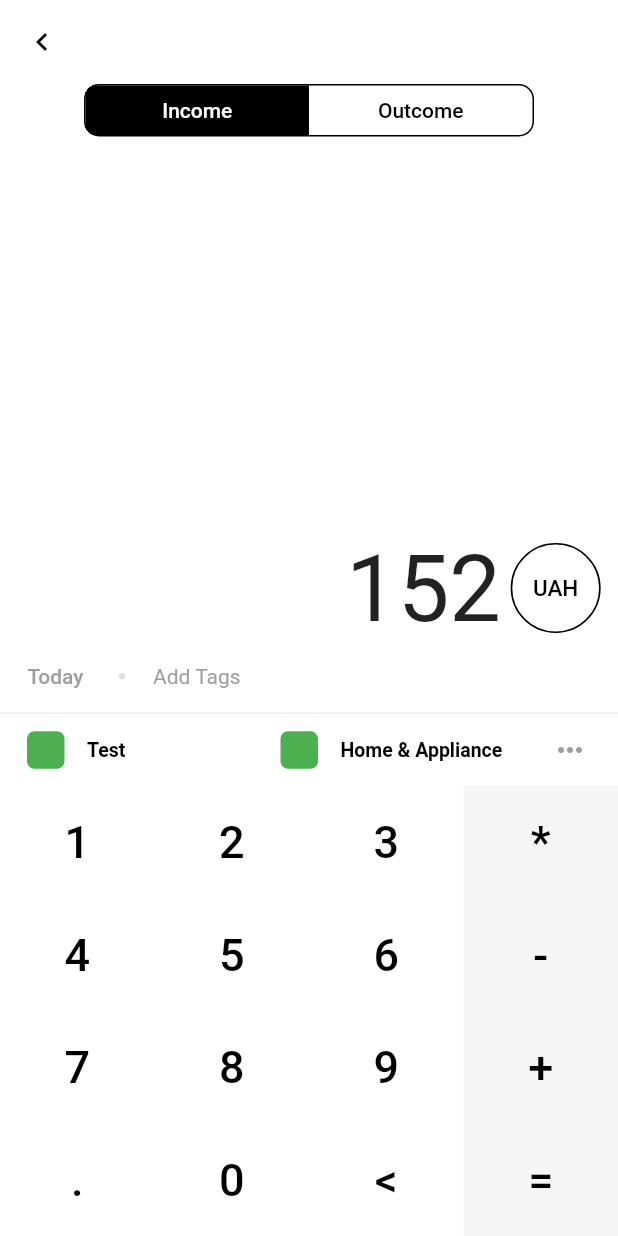
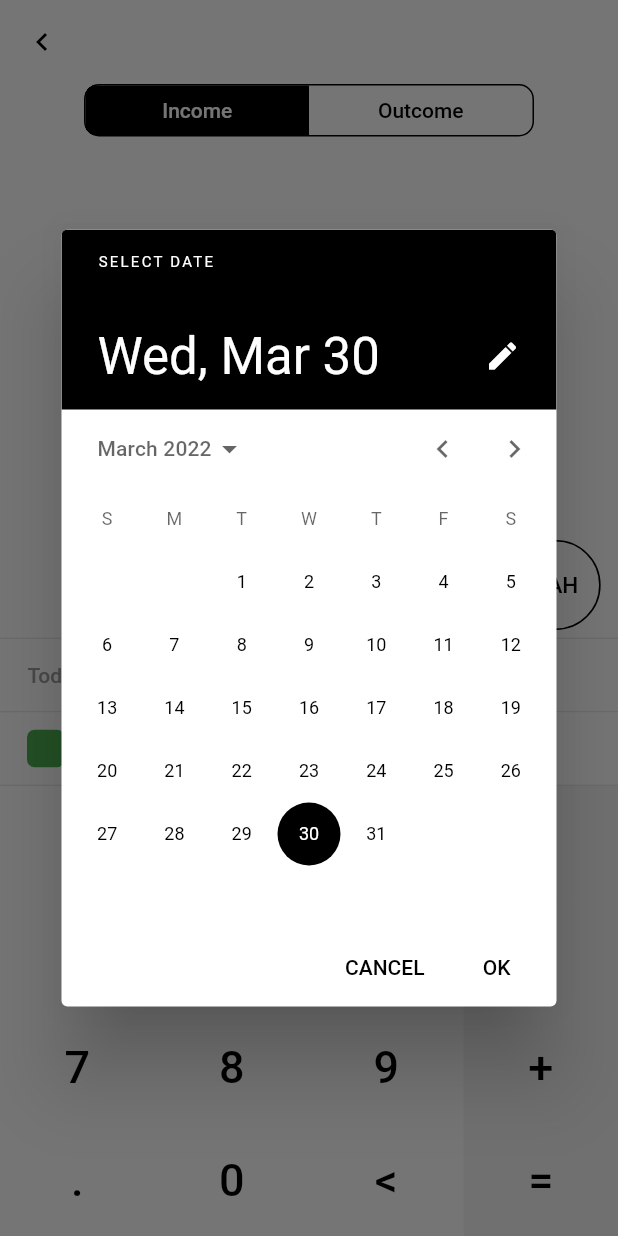
Before and after one commit to VitaliiHrinchuk/finwallet-app, a Flutter app: the AddTransaction screen opened by its route, after a tap on "Today", on a phone screen of 412 x 824 dp. Run offline on Flutter 3.47's test engine with Material 2 defaults, Android fonts, the light colour scheme and no system bars; our stand-ins replace bloc, equatable, flutter_bloc, flutter_colorpicker, flutter_typeahead, get_it and 3 more; missing offline and left inert: rules; accounts and stored records are empty; network calls fail.

Commit message:
feat: math pad

```diff
--- a/lib/app/account/pages/accounts_home.dart
+++ b/lib/app/account/pages/accounts_home.dart
@@ -24,12 +24,12 @@ class AccountsHome extends StatelessWidget {
         child: BlocProvider(
           create: (context) => di<AccountBloc>()..add(AccountFetch()),
           child: SingleChildScrollView(
-            padding: EdgeInsets.only(left: 20, right: 20),
+            padding: EdgeInsets.only(left: 10, right: 10),
             child: Column(
               mainAxisAlignment: MainAxisAlignment.start,
               crossAxisAlignment: CrossAxisAlignment.start,
               children: [
-                SizedBox(height: 15,),
+                SizedBox(height: 10,),
                 SectionContainer(
                   title: "List of Accounts",
                   leading: IconButton(
--- a/lib/app/account/pages/widgets/section_container.dart
+++ b/lib/app/account/pages/widgets/section_container.dart
@@ -15,11 +15,12 @@ class SectionContainer extends StatelessWidget {
   @override
   Widget build(BuildContext context) {
     return Container(
-      margin: EdgeInsets.only(bottom: 15),
+      margin: EdgeInsets.only(bottom: 10),
       padding: EdgeInsets.only(left: 15, right: 15, top: this.leading == null ? 20 : 0 ),
       decoration: BoxDecoration(
           color: Colors.white,
-          borderRadius: BorderRadius.circular(10)
+          borderRadius: BorderRadius.circular(10),
+        border: Border.all(color: Colors.grey.shade200)
       ),
       child: Column(
         mainAxisAlignment: MainAxisAlignment.start,
--- /dev/null
+++ b/lib/app/transaction/cubit/math_pad/math_pad_state.dart
@@ -0,0 +1,25 @@
+part of 'math_pad_cubit.dart';
+
+RegExp operatorSigns = RegExp(r'[*,\-,+,=,\.]');
+RegExp endWithOperatorRegExp = RegExp(r'[*,\-,+,=,\.]$');
+
+class MathPadState {
+  final String result;
+
+  bool get isExpression => operatorSigns.hasMatch(this.result);
+  bool get lastIsOperator => endWithOperatorRegExp.hasMatch(this.result);
+  bool get containsDotSeparator => RegExp(r'\.').hasMatch(this.result);
+  bool get onlyTwoCharsAfterDot => RegExp(r'.*\.[0-9]{2}$').hasMatch(this.result);
+
+  MathPadState({
+    this.result = '',
+  });
+
+  MathPadState copyWith({result}) =>
+      MathPadState(
+          result: result ?? this.result
+      );
+
+}
+
+class MathPadInitial extends MathPadState {}
--- a/lib/app/transaction/pages/add_transaction.dart
+++ b/lib/app/transaction/pages/add_transaction.dart
@@ -1,3 +1,4 @@
+import 'package:finwallet_app/app/transaction/cubit/math_pad/math_pad_cubit.dart';
 import 'package:finwallet_app/app/transaction/pages/widgets/currency_button.dart';
 import 'package:finwallet_app/app/transaction/pages/widgets/num_pad.dart';
 import 'package:finwallet_app/app/transaction/pages/widgets/num_pad_value.dart';
@@ -5,11 +6,20 @@ import 'package:finwallet_app/app/transaction/pages/widgets/secondary_toolbar.da
 import 'package:finwallet_app/app/transaction/pages/widgets/setting_section.dart';
 import 'package:finwallet_app/app/transaction/pages/widgets/toolbar.dart';
 import 'package:finwallet_app/app/transaction/pages/widgets/transaction_type_toggler.dart';
+import 'package:finwallet_app/common/dependencies.dart';
 import 'package:finwallet_app/common/widgets/app_bar/main_app_bar.dart';
 import 'package:finwallet_app/common/widgets/drawer/drawer_nav.dart';
 import 'package:flutter/material.dart';
+import 'package:flutter_bloc/flutter_bloc.dart';
 
-class AddTransaction extends StatelessWidget {
+class AddTransaction extends StatefulWidget {
+  @override
+  State<AddTransaction> createState() => _AddTransactionState();
+}
+
+class _AddTransactionState extends State<AddTransaction> {
+  final MathPadCubit _mathPad = di<MathPadCubit>();
+
   @override
   Widget build(BuildContext context) {
     return Scaffold(
@@ -18,6 +28,11 @@ class AddTransaction extends StatelessWidget {
       appBar: MainAppBar(title: '', canGoBack: true),
       extendBodyBehindAppBar: true,
       body: SafeArea(
+
+        child: MultiBlocProvider(
+          providers: [
+            BlocProvider.value(value: _mathPad)
+          ],
           child: Column(
             children: [
               TransactionTypeToggler(),
@@ -27,17 +42,35 @@ class AddTransaction extends StatelessWidget {
                 child: Row(
                   // mainAxisAlignment: MainAxisAlignment.end,
                   children: [
-                  Expanded(child: NumPadValue('152')),
+                    Expanded(
+                        child: BlocBuilder<MathPadCubit, MathPadState>(
+                          builder: (context, state) {
+                            return NumPadValue(state.result);
+                          },
+                        )
+                    ),
                     CurrencyButton()
                   ],
                 ),
               ),
+              Divider(color: Colors.grey.shade300, height: 1,),
               SecondaryToolbar(),
+              Divider(color: Colors.grey.shade300, height: 1,),
               ToolBar(),
-            NumPad()
+              Divider(color: Colors.grey.shade300, height: 1,),
+              NumPad(onButtonTap: (String value) {
+                _mathPad.addValue(value);
+              },)
             ],
+          ),
         ),
       ),
     );
   }
+
+  @override
+  void dispose() {
+    _mathPad.close();
+    super.dispose();
   }
+}
--- a/lib/app/transaction/pages/widgets/num_pad.dart
+++ b/lib/app/transaction/pages/widgets/num_pad.dart
@@ -1,6 +1,13 @@
 import 'package:flutter/material.dart';
 
 class NumPad extends StatelessWidget {
+
+  final Function(String value) onButtonTap;
+
+  NumPad({
+    required this.onButtonTap
+  });
+
   @override
   Widget build(BuildContext context) {
     return Container(
@@ -12,40 +19,40 @@ class NumPad extends StatelessWidget {
           Expanded(
             child: Row(
               children: [
-                NumButton('1'),
-                NumButton('2'),
-                NumButton('3'),
-                NumButton('*', secondary: true),
+                NumButton('1', onTap: () => this.onButtonTap('1')),
+                NumButton('2', onTap: () => this.onButtonTap('2')),
+                NumButton('3', onTap: () => this.onButtonTap('3')),
+                NumButton('*', secondary: true, onTap: () => this.onButtonTap('*')),
               ],
             ),
           ),
           Expanded(
             child: Row(
               children: [
-                NumButton('4'),
-                NumButton('5'),
-                NumButton('6'),
-                NumButton('-', secondary: true),
+                NumButton('4', onTap: () =>this.onButtonTap('4')),
+                NumButton('5', onTap: () =>this.onButtonTap('5')),
+                NumButton('6', onTap: () =>this.onButtonTap('6')),
+                NumButton('-', secondary: true, onTap: () => this.onButtonTap('-')),
               ],
             ),
           ),
           Expanded(
             child: Row(
               children: [
-                NumButton('7'),
-                NumButton('8'),
-                NumButton('9'),
-                NumButton('+', secondary: true),
+                NumButton('7', onTap: () =>this.onButtonTap('7')),
+                NumButton('8', onTap: () =>this.onButtonTap('8')),
+                NumButton('9', onTap: () =>this.onButtonTap('9')),
+                NumButton('+', secondary: true, onTap: () =>this.onButtonTap('+')),
               ],
             ),
           ),
           Expanded(
             child: Row(
               children: [
-                NumButton('.'),
-                NumButton('0'),
-                NumButton('<'),
-                NumButton('=', secondary: true),
+                NumButton('.', onTap: () =>this.onButtonTap('.')),
+                NumButton('0', onTap: () =>this.onButtonTap('0')),
+                NumButton('<', onTap: () =>this.onButtonTap('<')),
+                NumButton('=', secondary: true, onTap: () =>this.onButtonTap('=')),
               ],
             ),
           )
@@ -58,8 +65,9 @@ class NumPad extends StatelessWidget {
 class NumButton extends StatelessWidget {
   final String title;
   final bool secondary;
+  final Function onTap;
 
-  NumButton(this.title, {this.secondary = false});
+  NumButton(this.title, {this.secondary = false, required this.onTap});
 
   @override
   Widget build(BuildContext context) {
@@ -73,7 +81,7 @@ class NumButton extends StatelessWidget {
         // ),
         child: SizedBox.expand(
           child: TextButton(
-            onPressed: () {},
+            onPressed: () => this.onTap(),
             child: Container(
                 child: Text(
                   this.title,
--- a/lib/app/transaction/pages/widgets/secondary_toolbar.dart
+++ b/lib/app/transaction/pages/widgets/secondary_toolbar.dart
@@ -4,11 +4,14 @@ class SecondaryToolbar extends StatelessWidget {
   @override
   Widget build(BuildContext context) {
     return Container(
+      // decoration: BoxDecoration(
+      //     border:
+      //     Border(top: BorderSide(width: 1, color: Colors.grey.shade200))),
       padding: EdgeInsets.only(left: 5),
       child: Row(
         children: [
           TextButton(
-              onPressed: () {},
+              onPressed: () => _showDatePicker(context),
               child: Text(
                 "Today",
                 style: TextStyle(
@@ -38,4 +41,14 @@ class SecondaryToolbar extends StatelessWidget {
       ),
     );
   }
+
+  Future<void> _showDatePicker(context) async {
+    final DateTime? picked = await showDatePicker(
+        context: context,
+        initialDate: DateTime.now(),
+        firstDate: DateTime(2015, 8),
+        lastDate: DateTime(2101)
+    );
+
+  }
 }
--- a/lib/app/transaction/pages/widgets/setting_section.dart
+++ b/lib/app/transaction/pages/widgets/setting_section.dart
@@ -24,11 +24,13 @@ class SettingSection extends StatelessWidget {
             SizedBox(
               width: 15,
             ),
-            Text(
-              this.title,
-              style: TextStyle(
-                fontSize: 13,
-                fontWeight: FontWeight.bold,
+            Expanded(
+              child: Text(
+                this.title,
+                style: TextStyle(
+                  fontSize: 12,
+                  fontWeight: FontWeight.bold,
+                ),
               ),
             ),
 
--- a/lib/app/transaction/pages/widgets/toolbar.dart
+++ b/lib/app/transaction/pages/widgets/toolbar.dart
@@ -1,4 +1,6 @@
+import 'package:finwallet_app/app/account/pages/account_select.dart';
 import 'package:finwallet_app/app/transaction/pages/widgets/setting_section.dart';
+import 'package:finwallet_app/common/constants/routes.dart';
 import 'package:flutter/material.dart';
 
 class ToolBar extends StatelessWidget {
@@ -6,9 +8,9 @@ class ToolBar extends StatelessWidget {
   Widget build(BuildContext context) {
     return Container(
       padding: EdgeInsets.only(left: 10),
-      decoration: BoxDecoration(
-          border:
-              Border(top: BorderSide(width: 1, color: Colors.grey.shade200))),
+      // decoration: BoxDecoration(
+      //     border:
+      //         Border(top: BorderSide(width: 1, color: Colors.grey.shade200))),
       child: Row(
         children: [
           Expanded(
@@ -21,7 +23,7 @@ class ToolBar extends StatelessWidget {
                     borderRadius: BorderRadius.circular(5)),
               ),
               title: 'Test',
-              onTap: () {},
+              onTap: () => _navigateAndSelectAccount(context),
             ),
           ),
           // Icon(
@@ -41,15 +43,24 @@ class ToolBar extends StatelessWidget {
               onTap: () {},
             ),
           ),
-          TextButton(
-            onPressed: () {},
-            child: Icon(
-              Icons.more_horiz_rounded,
-              color: Colors.grey,
-            ),
-          ),
+          // TextButton(
+          //   onPressed: () {},
+          //   child: Icon(
+          //     Icons.more_horiz_rounded,
+          //     color: Colors.grey,
+          //   ),
+          // ),
         ],
       ),
     );
   }
+
+  void _navigateAndSelectAccount(BuildContext context) async {
+    final result = await Navigator.pushNamed(
+      context,
+      ACCOUNTS_SELECT_ROUTE
+    );
+
+    print(result);
+  }
 }
--- a/lib/common/constants/routes.dart
+++ b/lib/common/constants/routes.dart
@@ -6,6 +6,7 @@ const String CREATE_ACCOUNT_ROUTE = '/account/create/first';
 const String ACCOUNTS_LIST_ROUTE = '/account/';
 const String ACCOUNTS_EDIT_ROUTE = '/account/edit';
 const String ACCOUNTS_CREATE_ROUTE = '/account/create';
+const String ACCOUNTS_SELECT_ROUTE = '/account/select';
 
 const String TRANSACTION_ADD_ROUTE = '/transactions/add';
 
--- a/lib/common/dependencies.dart
+++ b/lib/common/dependencies.dart
@@ -14,6 +14,7 @@ import 'package:finwallet_app/app/auth/usecases/check_user.dart';
 import 'package:finwallet_app/app/auth/usecases/signin_user.dart';
 import 'package:finwallet_app/app/auth/usecases/signout_user.dart';
 import 'package:finwallet_app/app/auth/usecases/signup_user.dart';
+import 'package:finwallet_app/app/transaction/cubit/math_pad/math_pad_cubit.dart';
 import 'package:finwallet_app/app/user/bloc/user/user_bloc.dart';
 import 'package:finwallet_app/app/user/cubit/user_setup_form_cubit.dart';
 import 'package:finwallet_app/app/user/data/user_data_provider.dart';
@@ -62,6 +63,9 @@ void setupLocator() {
 
   di.registerFactory<AccountFormCubit>(() => AccountFormCubit());
 
+  // Transaction ----------
+  di.registerFactory<MathPadCubit>(() => MathPadCubit());
+
 
   di.registerLazySingleton<ValidatorContract>(() => RuleValidator());
 
--- a/lib/common/widgets/app_bar/main_app_bar.dart
+++ b/lib/common/widgets/app_bar/main_app_bar.dart
@@ -3,8 +3,9 @@ import 'package:flutter/material.dart';
 class MainAppBar extends StatelessWidget implements PreferredSizeWidget {
   final String title;
   final bool canGoBack;
+  final List<Widget>? actions;
 
-  MainAppBar({required this.title, this.canGoBack = false});
+  MainAppBar({required this.title, this.canGoBack = false, this.actions});
 
   @override
   Widget build(BuildContext context) {
@@ -12,6 +13,7 @@ class MainAppBar extends StatelessWidget implements PreferredSizeWidget {
       elevation: 0,
       titleTextStyle: Theme.of(context).textTheme.titleMedium,
       centerTitle: true,
+      actions: actions,
       iconTheme: IconThemeData(color: Colors.black),
       title: Text(this.title),
 
--- a/lib/main.dart
+++ b/lib/main.dart
@@ -17,6 +17,8 @@ import './common/http_client/http_client.dart';
 final GlobalKey<NavigatorState> navigator = new GlobalKey();
 
 void errorInterceptor(int code, String message) {
+  print(" =========== HTTP Error");
+  print(message);
   if (code == 401) {
     navigator.currentState?.pushReplacementNamed(LOGIN_ROUTE);
   }
@@ -26,7 +28,8 @@ void main() {
   setupLocator();
   WidgetsFlutterBinding.ensureInitialized();
   di.registerLazySingleton<HttpClient>(() => HttpClient(
-      baseUrl: '10.0.2.2',
+      //baseUrl: '10.0.2.2',
+      baseUrl: '192.168.0.111',
       client: new http.Client(), errorInterceptor: errorInterceptor));
   runApp(Wrapper());
 }
--- a/lib/main/app.dart
+++ b/lib/main/app.dart
@@ -1,4 +1,5 @@
 import 'package:finwallet_app/app/account/pages/account_edit.dart';
+import 'package:finwallet_app/app/account/pages/account_select.dart';
 import 'package:finwallet_app/app/account/pages/accounts_home.dart';
 import 'package:finwallet_app/app/account/pages/accounts_list.dart';
 import 'package:finwallet_app/app/account/pages/widgets/create_account_form.dart';
@@ -90,7 +91,9 @@ class _AppState extends State<App> {
             arguments: ModalRoute.of(context)?.settings.arguments as AccountEditScreenArguments,
           ),
           ACCOUNTS_CREATE_ROUTE: (context) => AccountEdit(),
-          TRANSACTION_ADD_ROUTE: (context) => AddTransaction()
+          TRANSACTION_ADD_ROUTE: (context) => AddTransaction(),
+          ACCOUNTS_SELECT_ROUTE: (context) => AccountSelect()
+
         },
 
       // navigatorObservers: [routeObserver],
--- a/pubspec.yaml
+++ b/pubspec.yaml
@@ -43,6 +43,7 @@ dependencies:
   flutter_keyboard_visibility: ^5.0.0
   syncfusion_flutter_charts: ^19.4.56
   flutter_colorpicker: ^1.0.3
+  math_expressions: ^2.3.0
 
 dev_dependencies:
   flutter_test:
```
Also changed, not shown: lib/app/account/pages/account_select.dart (added, +37 -0 lines), lib/app/transaction/cubit/math_pad/math_pad_cubit.dart (added, +62 -0 lines), pubspec.lock. Lines whose indentation alone changed are shown as unchanged.
